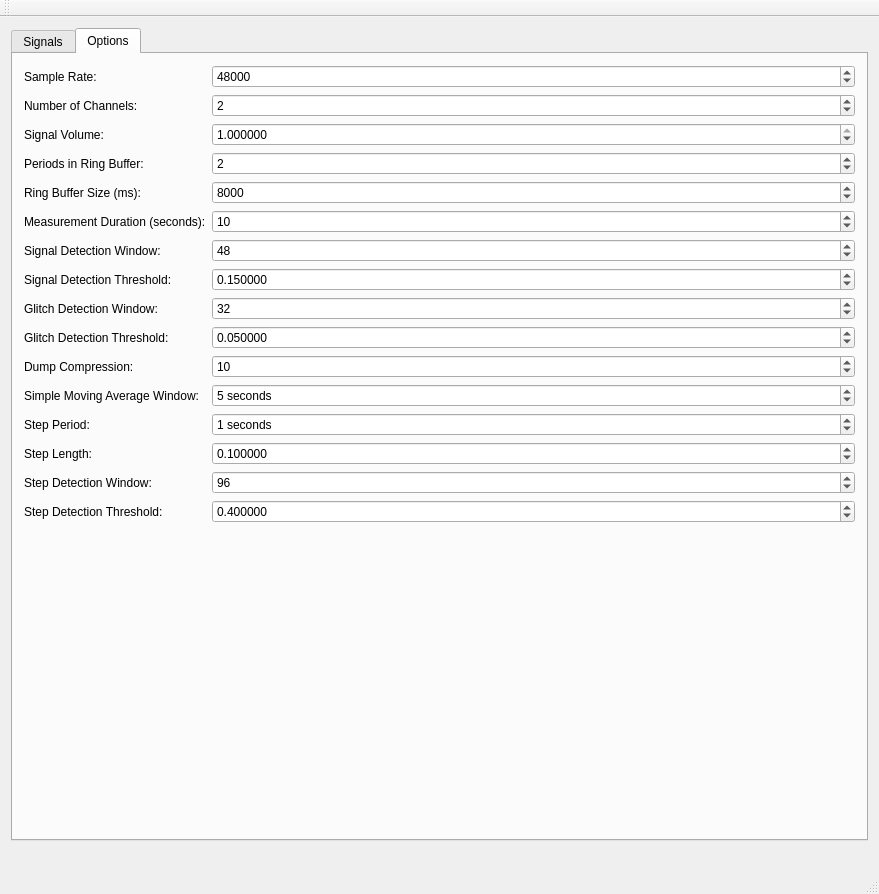
The window that src/gui/MainWindow.ui (gavv/signal-estimator) describes before a commit, drawn with Qt 5.
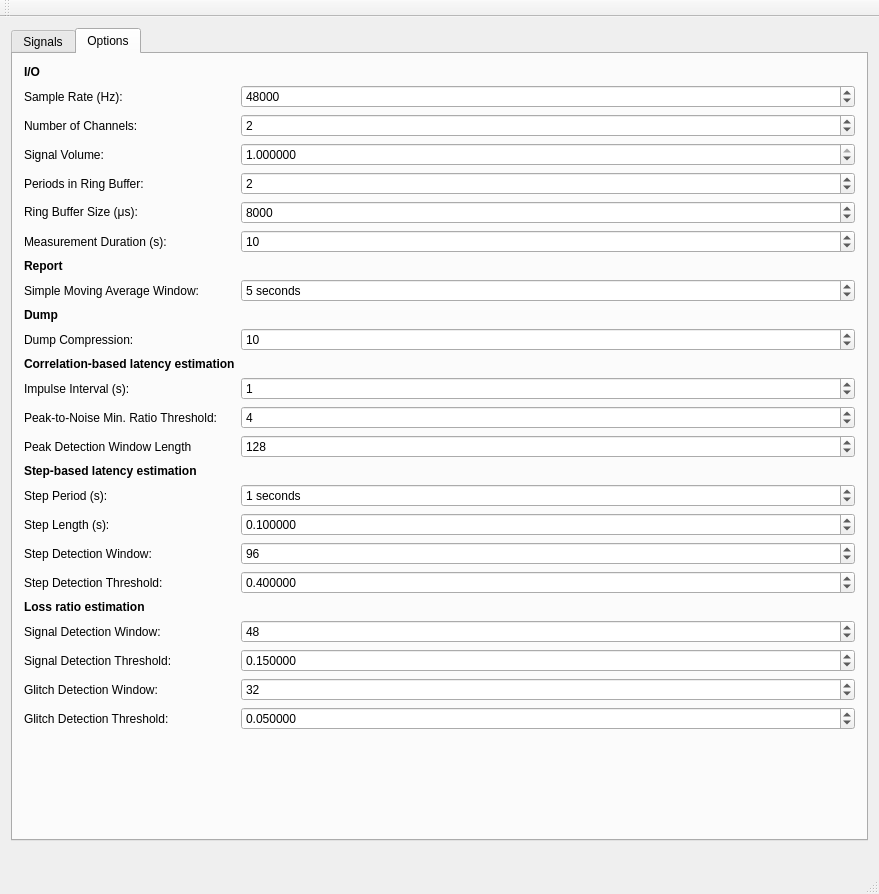
The same window after the commit. The open tabs and pages were chosen to show the change. Custom widgets are drawn as their Qt base class.

Commit message: group options by category, add tooltip

The edit to the form file:
```diff
--- a/src/gui/MainWindow.ui
+++ b/src/gui/MainWindow.ui
@@ -416,13 +416,26 @@
        </attribute>
        <layout class="QFormLayout" name="formLayout">
         <item row="0" column="0">
+         <widget class="QLabel" name="IOOption">
+          <property name="font">
+           <font>
+            <weight>75</weight>
+            <bold>true</bold>
+           </font>
+          </property>
+          <property name="text">
+           <string>I/O</string>
+          </property>
+         </widget>
+        </item>
+        <item row="1" column="0">
          <widget class="QLabel" name="SampleRateLabel">
           <property name="text">
-           <string>Sample Rate:</string>
+           <string>Sample Rate (Hz):</string>
           </property>
          </widget>
         </item>
-        <item row="0" column="1">
+        <item row="1" column="1">
          <widget class="QSpinBox" name="SampleRate">
           <property name="minimum">
            <number>1</number>
@@ -435,14 +448,14 @@
           </property>
          </widget>
         </item>
-        <item row="1" column="0">
+        <item row="2" column="0">
          <widget class="QLabel" name="NumChannelsLabel">
           <property name="text">
            <string>Number of Channels:</string>
           </property>
          </widget>
         </item>
-        <item row="1" column="1">
+        <item row="2" column="1">
          <widget class="QSpinBox" name="NumChannels">
           <property name="minimum">
            <number>1</number>
@@ -455,14 +468,14 @@
           </property>
          </widget>
         </item>
-        <item row="2" column="0">
+        <item row="3" column="0">
          <widget class="QLabel" name="VolumeLabel_2">
           <property name="text">
            <string>Signal Volume:</string>
           </property>
          </widget>
         </item>
-        <item row="2" column="1">
+        <item row="3" column="1">
          <widget class="QDoubleSpinBox" name="SignalVolume">
           <property name="decimals">
            <number>6</number>
@@ -481,14 +494,14 @@
           </property>
          </widget>
         </item>
-        <item row="3" column="0">
+        <item row="4" column="0">
          <widget class="QLabel" name="PRBLabel">
           <property name="text">
            <string>Periods in Ring Buffer:</string>
           </property>
          </widget>
         </item>
-        <item row="3" column="1">
+        <item row="4" column="1">
          <widget class="QSpinBox" name="PRB">
           <property name="minimum">
            <number>0</number>
@@ -504,14 +517,14 @@
           </property>
          </widget>
         </item>
-        <item row="4" column="0">
+        <item row="5" column="0">
          <widget class="QLabel" name="RBSLabel">
           <property name="text">
-           <string>Ring Buffer Size (ms):</string>
+           <string>&lt;html&gt;&lt;head/&gt;&lt;body&gt;&lt;p&gt;Ring Buffer Size (μs):&lt;/p&gt;&lt;/body&gt;&lt;/html&gt;</string>
           </property>
          </widget>
         </item>
-        <item row="4" column="1">
+        <item row="5" column="1">
          <widget class="QSpinBox" name="RBS">
           <property name="minimum">
            <number>0</number>
@@ -527,112 +540,78 @@
           </property>
          </widget>
         </item>
-        <item row="5" column="0">
-         <widget class="QLabel" name="DurationLabel">
-          <property name="text">
-           <string>Measurement Duration (seconds):</string>
-          </property>
-         </widget>
-        </item>
-        <item row="5" column="1">
-         <widget class="QSpinBox" name="Duration">
-          <property name="minimum">
-           <number>0</number>
-          </property>
-          <property name="maximum">
-           <number>2147483647</number>
-          </property>
-          <property name="singleStep">
-           <number>1</number>
-          </property>
-          <property name="value">
-           <number>10</number>
-          </property>
-         </widget>
-        </item>
         <item row="6" column="0">
-         <widget class="QLabel" name="Label1_6">
+         <widget class="QLabel" name="DurationLabel">
+          <property name="toolTip">
+           <string>Limit measurement duration, seconds (zero for no limit)</string>
+          </property>
           <property name="text">
-           <string>Signal Detection Window:</string>
+           <string>Measurement Duration (s):</string>
           </property>
          </widget>
         </item>
         <item row="6" column="1">
-         <widget class="QSpinBox" name="SigDW">
-          <property name="suffix">
-           <string/>
+         <widget class="QSpinBox" name="Duration">
+          <property name="minimum">
+           <number>0</number>
           </property>
           <property name="maximum">
            <number>2147483647</number>
           </property>
           <property name="value">
-           <number>48</number>
+           <number>10</number>
           </property>
          </widget>
         </item>
         <item row="7" column="0">
-         <widget class="QLabel" name="Label1_7">
+         <widget class="QLabel" name="Report">
+          <property name="font">
+           <font>
+            <weight>75</weight>
+            <bold>true</bold>
+           </font>
+          </property>
           <property name="text">
-           <string>Signal Detection Threshold:</string>
-          </property>
-         </widget>
-        </item>
-        <item row="7" column="1">
-         <widget class="QDoubleSpinBox" name="SigDT">
-          <property name="decimals">
-           <number>6</number>
-          </property>
-          <property name="maximum">
-           <double>1.000000000000000</double>
-          </property>
-          <property name="singleStep">
-           <double>0.010000000000000</double>
-          </property>
-          <property name="value">
-           <double>0.150000000000000</double>
+           <string>Report</string>
           </property>
          </widget>
         </item>
         <item row="8" column="0">
-         <widget class="QLabel" name="Label1_8">
+         <widget class="QLabel" name="Label1">
+          <property name="toolTip">
+           <string>Simple Moving Average window for latency reports</string>
+          </property>
+          <property name="toolTipDuration">
+           <number>-1</number>
+          </property>
           <property name="text">
-           <string>Glitch Detection Window:</string>
+           <string>Simple Moving Average Window:</string>
           </property>
          </widget>
         </item>
         <item row="8" column="1">
-         <widget class="QSpinBox" name="GliDW">
+         <widget class="QSpinBox" name="SMA">
           <property name="suffix">
-           <string/>
+           <string> seconds</string>
           </property>
           <property name="maximum">
            <number>2147483647</number>
           </property>
           <property name="value">
-           <number>32</number>
+           <number>5</number>
           </property>
          </widget>
         </item>
         <item row="9" column="0">
-         <widget class="QLabel" name="Label1_9">
+         <widget class="QLabel" name="Dump">
+          <property name="font">
+           <font>
+            <weight>75</weight>
+            <bold>true</bold>
+           </font>
+          </property>
           <property name="text">
-           <string>Glitch Detection Threshold:</string>
-          </property>
-         </widget>
-        </item>
-        <item row="9" column="1">
-         <widget class="QDoubleSpinBox" name="GliDT">
-          <property name="decimals">
-           <number>6</number>
-          </property>
-          <property name="maximum">
-           <double>1.000000000000000</double>
-          </property>
-          <property name="singleStep">
-           <double>0.010000000000000</double>
-          </property>
-          <property name="value">
-           <double>0.050000000000000</double>
+           <string>Dump</string>
           </property>
          </widget>
         </item>
@@ -657,37 +636,30 @@
          </widget>
         </item>
         <item row="12" column="0">
-         <widget class="QLabel" name="Label1">
+         <widget class="QLabel" name="label_4">
+          <property name="font">
+           <font>
+            <weight>75</weight>
+            <bold>true</bold>
+           </font>
+          </property>
           <property name="text">
-           <string>Simple Moving Average Window:</string>
-          </property>
-         </widget>
-        </item>
-        <item row="12" column="1">
-         <widget class="QSpinBox" name="SMA">
-          <property name="suffix">
-           <string> seconds</string>
-          </property>
-          <property name="maximum">
-           <number>2147483647</number>
-          </property>
-          <property name="value">
-           <number>5</number>
+           <string>Correlation-based latency estimation</string>
           </property>
          </widget>
         </item>
         <item row="13" column="0">
-         <widget class="QLabel" name="Label1_2">
+         <widget class="QLabel" name="ImpulseIntervalLabel">
+          <property name="toolTip">
+           <string>Impulse interval, seconds</string>
+          </property>
           <property name="text">
-           <string>Step Period:</string>
+           <string>Impulse Interval (s):</string>
           </property>
          </widget>
         </item>
         <item row="13" column="1">
-         <widget class="QSpinBox" name="StepPeriod">
-          <property name="suffix">
-           <string> seconds</string>
-          </property>
+         <widget class="QSpinBox" name="ImpulseInterval">
           <property name="maximum">
            <number>2147483647</number>
           </property>
@@ -697,36 +669,115 @@
          </widget>
         </item>
         <item row="14" column="0">
-         <widget class="QLabel" name="Label1_3">
+         <widget class="QLabel" name="PeakToNoiseMRTLabel">
+          <property name="toolTip">
+           <string>The peak-to-noise minimum ratio threshold</string>
+          </property>
           <property name="text">
-           <string>Step Length:</string>
+           <string>Peak-to-Noise Min. Ratio Threshold:</string>
           </property>
          </widget>
         </item>
         <item row="14" column="1">
-         <widget class="QDoubleSpinBox" name="StepLength">
-          <property name="decimals">
-           <number>6</number>
-          </property>
+         <widget class="QSpinBox" name="PeakToNoiseMRT">
           <property name="maximum">
-           <double>1.000000000000000</double>
-          </property>
-          <property name="singleStep">
-           <double>0.010000000000000</double>
+           <number>2147483647</number>
           </property>
           <property name="value">
-           <double>0.100000000000000</double>
+           <number>4</number>
           </property>
          </widget>
         </item>
         <item row="15" column="0">
+         <widget class="QLabel" name="PeakDWLLabel">
+          <property name="toolTip">
+           <string>Peak detection window length, samples</string>
+          </property>
+          <property name="text">
+           <string>Peak Detection Window Length</string>
+          </property>
+         </widget>
+        </item>
+        <item row="15" column="1">
+         <widget class="QSpinBox" name="PeakDWL">
+          <property name="maximum">
+           <number>2147483647</number>
+          </property>
+          <property name="value">
+           <number>128</number>
+          </property>
+         </widget>
+        </item>
+        <item row="16" column="0">
+         <widget class="QLabel" name="StepBasedLatencyEst">
+          <property name="font">
+           <font>
+            <weight>75</weight>
+            <bold>true</bold>
+           </font>
+          </property>
+          <property name="text">
+           <string>Step-based latency estimation</string>
+          </property>
+         </widget>
+        </item>
+        <item row="17" column="0">
+         <widget class="QLabel" name="Label1_2">
+          <property name="toolTip">
+           <string>Step interval, seconds</string>
+          </property>
+          <property name="text">
+           <string>Step Period (s):</string>
+          </property>
+         </widget>
+        </item>
+        <item row="17" column="1">
+         <widget class="QSpinBox" name="StepPeriod">
+          <property name="suffix">
+           <string> seconds</string>
+          </property>
+          <property name="maximum">
+           <number>2147483647</number>
+          </property>
+          <property name="value">
+           <number>1</number>
+          </property>
+         </widget>
+        </item>
+        <item row="18" column="0">
+         <widget class="QLabel" name="Label1_3">
+          <property name="toolTip">
+           <string>Step length, seconds</string>
+          </property>
+          <property name="text">
+           <string>Step Length (s):</string>
+          </property>
+         </widget>
+        </item>
+        <item row="18" column="1">
+         <widget class="QDoubleSpinBox" name="StepLength">
+          <property name="decimals">
+           <number>6</number>
+          </property>
+          <property name="maximum">
+           <double>1.000000000000000</double>
+          </property>
+          <property name="singleStep">
+           <double>0.010000000000000</double>
+          </property>
+          <property name="value">
+           <double>0.100000000000000</double>
+          </property>
+         </widget>
+        </item>
+        <item row="19" column="0">
          <widget class="QLabel" name="Label1_4">
           <property name="text">
            <string>Step Detection Window:</string>
           </property>
          </widget>
         </item>
-        <item row="15" column="1">
+        <item row="19" column="1">
          <widget class="QSpinBox" name="StepDW">
           <property name="suffix">
            <string/>
@@ -742,14 +793,14 @@
           </property>
          </widget>
         </item>
-        <item row="16" column="0">
+        <item row="20" column="0">
          <widget class="QLabel" name="Label1_5">
           <property name="text">
            <string>Step Detection Threshold:</string>
           </property>
          </widget>
         </item>
-        <item row="16" column="1">
+        <item row="20" column="1">
          <widget class="QDoubleSpinBox" name="StepDT">
           <property name="decimals">
            <number>6</number>
@@ -765,6 +816,117 @@
           </property>
          </widget>
         </item>
+        <item row="21" column="0">
+         <widget class="QLabel" name="LossRatioEst">
+          <property name="font">
+           <font>
+            <weight>75</weight>
+            <bold>true</bold>
+           </font>
+          </property>
+          <property name="text">
+           <string>Loss ratio estimation</string>
+          </property>
+         </widget>
+        </item>
+        <item row="22" column="0">
+         <widget class="QLabel" name="Label1_6">
+          <property name="toolTip">
+           <string>Signal detection running maximum window, samples</string>
+          </property>
+          <property name="text">
+           <string>Signal Detection Window:</string>
+          </property>
+         </widget>
+        </item>
+        <item row="22" column="1">
+         <widget class="QSpinBox" name="SigDW">
+          <property name="suffix">
+           <string/>
+          </property>
+          <property name="maximum">
+           <number>2147483647</number>
+          </property>
+          <property name="value">
+           <number>48</number>
+          </property>
+         </widget>
+        </item>
+        <item row="23" column="0">
+         <widget class="QLabel" name="Label1_7">
+          <property name="toolTip">
+           <string>Signal detection threshold, from 0 to 1</string>
+          </property>
+          <property name="text">
+           <string>Signal Detection Threshold:</string>
+          </property>
+         </widget>
+        </item>
+        <item row="23" column="1">
+         <widget class="QDoubleSpinBox" name="SigDT">
+          <property name="decimals">
+           <number>6</number>
+          </property>
+          <property name="maximum">
+           <double>1.000000000000000</double>
+          </property>
+          <property name="singleStep">
+           <double>0.010000000000000</double>
+          </property>
+          <property name="value">
+           <double>0.150000000000000</double>
+          </property>
+         </widget>
+        </item>
+        <item row="24" column="0">
+         <widget class="QLabel" name="Label1_8">
+          <property name="toolTip">
+           <string>Glitch detection running maximum window, samples</string>
+          </property>
+          <property name="text">
+           <string>Glitch Detection Window:</string>
+          </property>
+         </widget>
+        </item>
+        <item row="24" column="1">
+         <widget class="QSpinBox" name="GliDW">
+          <property name="suffix">
+           <string/>
+          </property>
+          <property name="maximum">
+           <number>2147483647</number>
+          </property>
+          <property name="value">
+           <number>32</number>
+          </property>
+         </widget>
+        </item>
+        <item row="25" column="0">
+         <widget class="QLabel" name="Label1_9">
+          <property name="toolTip">
+           <string>Glitch detection threshold, from 0 to 1</string>
+          </property>
+          <property name="text">
+           <string>Glitch Detection Threshold:</string>
+          </property>
+         </widget>
+        </item>
+        <item row="25" column="1">
+         <widget class="QDoubleSpinBox" name="GliDT">
+          <property name="decimals">
+           <number>6</number>
+          </property>
+          <property name="maximum">
+           <double>1.000000000000000</double>
+          </property>
+          <property name="singleStep">
+           <double>0.010000000000000</double>
+          </property>
+          <property name="value">
+           <double>0.050000000000000</double>
+          </property>
+         </widget>
+        </item>
        </layout>
       </widget>
      </widget>
```
Left out of the diff: 27 changed lines with no effect on the pictures. The commit also changes 1 other file.
